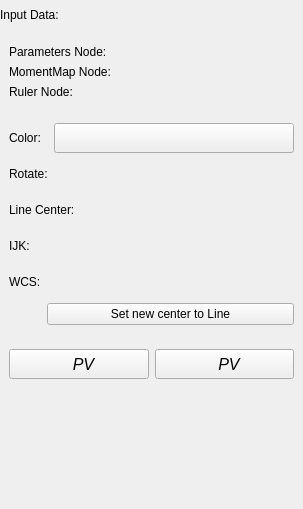
The window that AstroPVSlice/Resources/UI/qSlicerAstroPVSliceModuleWidget.ui (Punzo/SlicerAstro) describes before a commit, drawn with Qt 5.
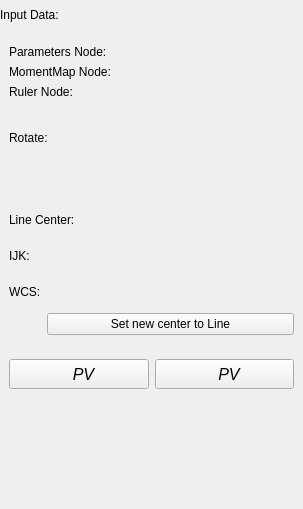
The same window after the commit. Icons and pictures are not drawn. Custom widgets are drawn as their Qt base class.

Commit message: Re #106: point 6 few additional fixes

```diff
--- a/AstroPVSlice/Resources/UI/qSlicerAstroPVSliceModuleWidget.ui
+++ b/AstroPVSlice/Resources/UI/qSlicerAstroPVSliceModuleWidget.ui
@@ -239,45 +239,6 @@
        <enum>QFormLayout::AllNonFixedFieldsGrow</enum>
       </property>
       <item row="0" column="0">
-       <widget class="QLabel" name="ColorLabel">
-        <property name="minimumSize">
-         <size>
-          <width>0</width>
-          <height>30</height>
-         </size>
-        </property>
-        <property name="text">
-         <string>Color:</string>
-        </property>
-       </widget>
-      </item>
-      <item row="0" column="1">
-       <widget class="ctkColorPickerButton" name="ColorPickerButton">
-        <property name="minimumSize">
-         <size>
-          <width>0</width>
-          <height>30</height>
-         </size>
-        </property>
-        <property name="iconSize">
-         <size>
-          <width>32</width>
-          <height>32</height>
-         </size>
-        </property>
-        <property name="color" stdset="0">
-         <color>
-          <red>255</red>
-          <green>83</green>
-          <blue>35</blue>
-         </color>
-        </property>
-        <property name="displayColorName" stdset="0">
-         <bool>false</bool>
-        </property>
-       </widget>
-      </item>
-      <item row="1" column="0">
        <widget class="QLabel" name="RotateLabel">
         <property name="enabled">
          <bool>true</bool>
@@ -299,7 +260,7 @@
         </property>
        </widget>
       </item>
-      <item row="1" column="1">
+      <item row="0" column="1">
        <widget class="ctkSliderWidget" name="RotateSpinBox" native="true">
         <property name="enabled">
          <bool>true</bool>
@@ -339,7 +300,7 @@
         </property>
        </widget>
       </item>
-      <item row="4" column="0" colspan="2">
+      <item row="3" column="0" colspan="2">
        <layout class="QGridLayout" name="gridLayout_2">
         <item row="2" column="2">
          <widget class="ctkDoubleSpinBox" name="CenterDeclinationWCSSpinBox" native="true">
@@ -516,6 +477,19 @@
         </item>
        </layout>
       </item>
+      <item row="1" column="0">
+       <spacer name="verticalSpacer_2">
+        <property name="orientation">
+         <enum>Qt::Vertical</enum>
+        </property>
+        <property name="sizeHint" stdset="0">
+         <size>
+          <width>20</width>
+          <height>40</height>
+         </size>
+        </property>
+       </spacer>
+      </item>
      </layout>
     </widget>
    </item>
@@ -629,11 +603,6 @@
    <header>ctkCollapsibleButton.h</header>
    <container>1</container>
   </customwidget>
-  <customwidget>
-   <class>ctkColorPickerButton</class>
-   <extends>QPushButton</extends>
-   <header>ctkColorPickerButton.h</header>
-  </customwidget>
   <customwidget>
    <class>ctkDoubleSpinBox</class>
    <extends>QWidget</extends>
```
The commit also changes 2 other files.
